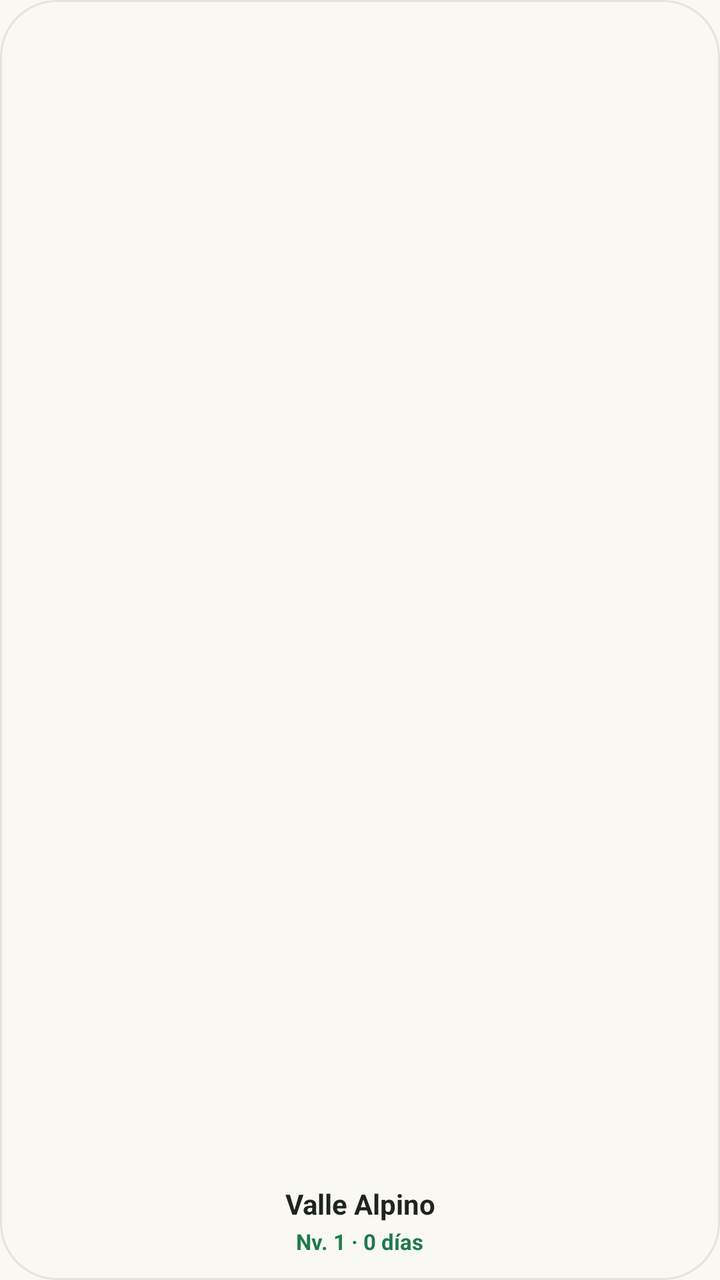
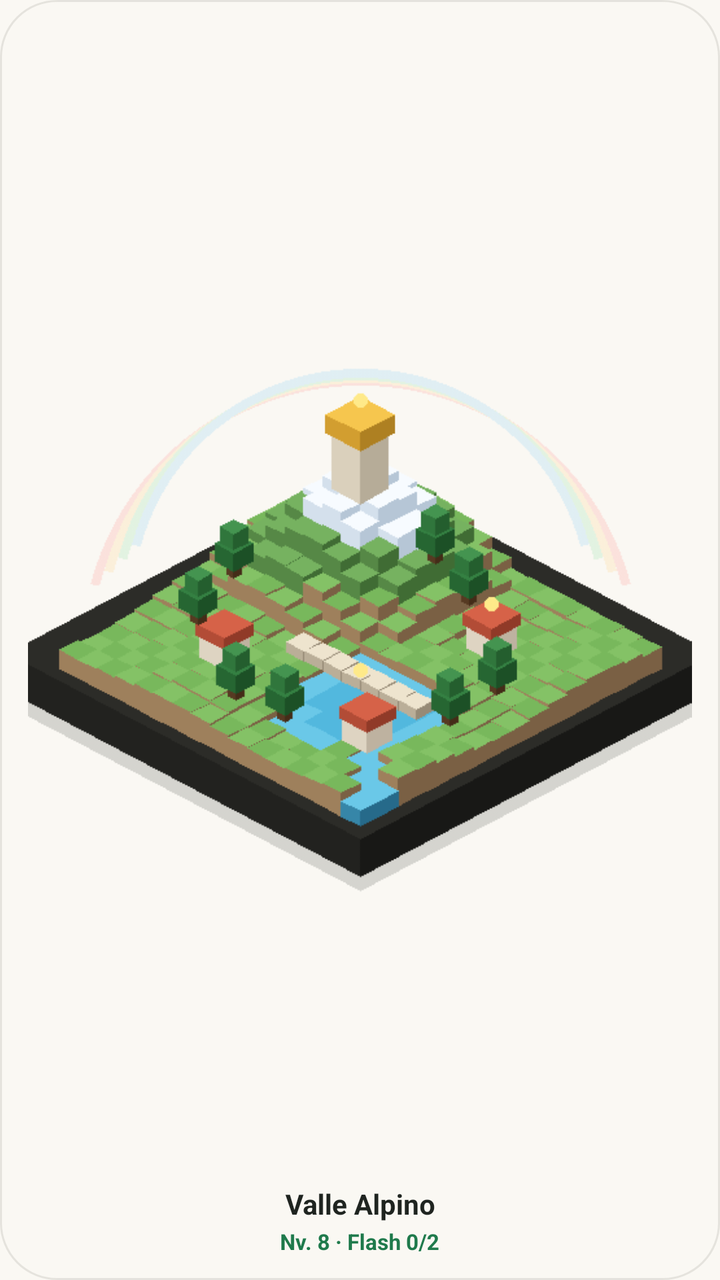

An Android layout rendered at two revisions. The XML below is the earlier revision; the diff shows what the commit changed to produce the second picture.
<!-- AndroidManifest.xml: application theme Theme.Splash -->
<!-- res/layout/widget_splash_biome.xml -->
<?xml version="1.0" encoding="utf-8"?>
<LinearLayout xmlns:android="http://schemas.android.com/apk/res/android"
    android:id="@+id/widget_biome_root"
    android:layout_width="match_parent"
    android:layout_height="match_parent"
    android:background="@drawable/widget_card_auto"
    android:gravity="center"
    android:orientation="vertical"
    android:padding="12dp">

    <ImageView
        android:id="@+id/widget_biome_2x2_img"
        android:layout_width="match_parent"
        android:layout_height="0dp"
        android:layout_weight="1"
        android:adjustViewBounds="true"
        android:contentDescription="Splash Bioma 3D"
        android:padding="2dp"
        android:scaleType="fitCenter"
        android:src="@mipmap/ic_launcher" />

    <TextView
        android:id="@+id/widget_biome_name"
        android:layout_width="wrap_content"
        android:layout_height="wrap_content"
        android:layout_marginTop="6dp"
        android:ellipsize="end"
        android:gravity="center"
        android:maxLines="1"
        android:text="Valle Alpino"
        android:textColor="@color/widget_text_primary"
        android:textSize="14sp"
        android:textStyle="bold" />

    <TextView
        android:id="@+id/widget_biome_level"
        android:layout_width="wrap_content"
        android:layout_height="wrap_content"
        android:layout_marginTop="2dp"
        android:ellipsize="end"
        android:gravity="center"
        android:maxLines="1"
        android:text="Nv. 1 · 0 días"
        android:textColor="@color/widget_text_accent"
        android:textSize="11sp"
        android:textStyle="bold" />
</LinearLayout>
<!-- resources referenced by this layout -->
<resources>
  <color name="widget_text_accent">#1F7A4C</color>
  <color name="widget_text_primary">#1F2420</color>
  <!-- drawable widget_card_auto (drawable) -->
  <?xml version="1.0" encoding="utf-8"?>
  <shape xmlns:android="http://schemas.android.com/apk/res/android"
      android:shape="rectangle">
      <solid android:color="#FAF8F3" />
      <corners android:radius="28dp" />
      <stroke
          android:width="1dp"
          android:color="#1A282622" />
  </shape>
  <!-- mipmap ic_launcher (mipmap-anydpi-v26) -->
  <?xml version="1.0" encoding="utf-8"?>
  <adaptive-icon xmlns:android="http://schemas.android.com/apk/res/android">
      <background android:drawable="@drawable/ic_launcher_background"/>
      <foreground android:drawable="@drawable/ic_launcher_foreground"/>
      <monochrome android:drawable="@drawable/ic_launcher_foreground"/>
  </adaptive-icon>
  <style name="Theme.Splash" parent="android:Theme.Material.Light.NoActionBar">
          <item name="android:statusBarColor">@android:color/transparent</item>
          <item name="android:navigationBarColor">@android:color/transparent</item>
          <item name="android:windowBackground">#FAF8F3</item>
      </style>
  <!-- drawable ic_launcher_background (drawable) -->
  <?xml version="1.0" encoding="utf-8"?>
  <vector xmlns:android="http://schemas.android.com/apk/res/android"
      android:width="108dp"
      android:height="108dp"
      android:viewportWidth="512"
      android:viewportHeight="512">
      <path
          android:fillColor="#E2F4C8"
          android:pathData="M0,0 L512,0 L512,512 L0,512 Z"/>
      <path
          android:fillColor="#A3D27B"
          android:pathData="M128,-16 C64,112 72,208 120,296 C162,372 148,446 92,528 L528,528 L528,-16 Z"/>
      <path
          android:fillColor="#6AA64C"
          android:pathData="M268,-16 C202,114 210,210 260,298 C302,372 288,446 232,528 L528,528 L528,-16 Z"/>
      <path
          android:fillColor="#3E7D28"
          android:pathData="M404,-16 C344,116 352,210 398,298 C438,372 426,446 372,528 L528,528 L528,-16 Z"/>
  </vector>
  <!-- drawable ic_launcher_foreground (drawable-v24) -->
  <?xml version="1.0" encoding="utf-8"?>
  <vector xmlns:android="http://schemas.android.com/apk/res/android"
      android:width="108dp"
      android:height="108dp"
      android:viewportWidth="512"
      android:viewportHeight="512">
      <group
          android:pivotX="256"
          android:pivotY="256"
          android:rotation="-5"
          android:scaleX="0.64"
          android:scaleY="0.64">
          <path
              android:fillColor="#00000000"
              android:pathData="M326,140 C306,122 280,116 252,116 C202,116 170,144 170,180 C170,220 206,236 256,252 C310,269 348,288 348,330 C348,368 312,396 258,396 C224,396 194,386 172,364"
              android:strokeColor="#FFFFFF"
              android:strokeLineCap="round"
              android:strokeLineJoin="round"
              android:strokeWidth="82"/>
      </group>
  </vector>
</resources>

<!-- the commit's change to res/layout/widget_splash_biome.xml (unified diff, before → after) -->
@@ -17,7 +17,7 @@
         android:contentDescription="Splash Bioma 3D"
         android:padding="2dp"
         android:scaleType="fitCenter"
-        android:src="@mipmap/ic_launcher" />
+        android:src="@drawable/widget_valle_max" />
 
     <TextView
         android:id="@+id/widget_biome_name"
@@ -40,7 +40,7 @@
         android:ellipsize="end"
         android:gravity="center"
         android:maxLines="1"
-        android:text="Nv. 1 · 0 días"
+        android:text="Nv. 8 · Flash 0/2"
         android:textColor="@color/widget_text_accent"
         android:textSize="11sp"
         android:textStyle="bold" />
<!-- resource entries referenced after the edit -->
@@ -12,59 +12,11 @@
           android:width="1dp"
           android:color="#1A282622" />
   </shape>
-  <!-- mipmap ic_launcher (mipmap-anydpi-v26) -->
-  <?xml version="1.0" encoding="utf-8"?>
-  <adaptive-icon xmlns:android="http://schemas.android.com/apk/res/android">
-      <background android:drawable="@drawable/ic_launcher_background"/>
-      <foreground android:drawable="@drawable/ic_launcher_foreground"/>
-      <monochrome android:drawable="@drawable/ic_launcher_foreground"/>
-  </adaptive-icon>
+  <!-- drawable widget_valle_max: png bitmap (drawable-nodpi, 20234 bytes) -->
   <style name="Theme.Splash" parent="android:Theme.Material.Light.NoActionBar">
           <item name="android:statusBarColor">@android:color/transparent</item>
           <item name="android:navigationBarColor">@android:color/transparent</item>
           <item name="android:windowBackground">#FAF8F3</item>
       </style>
-  <!-- drawable ic_launcher_background (drawable) -->
-  <?xml version="1.0" encoding="utf-8"?>
-  <vector xmlns:android="http://schemas.android.com/apk/res/android"
-      android:width="108dp"
-      android:height="108dp"
-      android:viewportWidth="512"
-      android:viewportHeight="512">
-      <path
-          android:fillColor="#E2F4C8"
-          android:pathData="M0,0 L512,0 L512,512 L0,512 Z"/>
-      <path
-          android:fillColor="#A3D27B"
-          android:pathData="M128,-16 C64,112 72,208 120,296 C162,372 148,446 92,528 L528,528 L528,-16 Z"/>
-      <path
-          android:fillColor="#6AA64C"
-          android:pathData="M268,-16 C202,114 210,210 260,298 C302,372 288,446 232,528 L528,528 L528,-16 Z"/>
-      <path
-          android:fillColor="#3E7D28"
-          android:pathData="M404,-16 C344,116 352,210 398,298 C438,372 426,446 372,528 L528,528 L528,-16 Z"/>
-  </vector>
-  <!-- drawable ic_launcher_foreground (drawable-v24) -->
-  <?xml version="1.0" encoding="utf-8"?>
-  <vector xmlns:android="http://schemas.android.com/apk/res/android"
-      android:width="108dp"
-      android:height="108dp"
-      android:viewportWidth="512"
-      android:viewportHeight="512">
-      <group
-          android:pivotX="256"
-          android:pivotY="256"
-          android:rotation="-5"
-          android:scaleX="0.64"
-          android:scaleY="0.64">
-          <path
-              android:fillColor="#00000000"
-              android:pathData="M326,140 C306,122 280,116 252,116 C202,116 170,144 170,180 C170,220 206,236 256,252 C310,269 348,288 348,330 C348,368 312,396 258,396 C224,396 194,386 172,364"
-              android:strokeColor="#FFFFFF"
-              android:strokeLineCap="round"
-              android:strokeLineJoin="round"
-              android:strokeWidth="82"/>
-      </group>
-  </vector>
 </resources>
 
